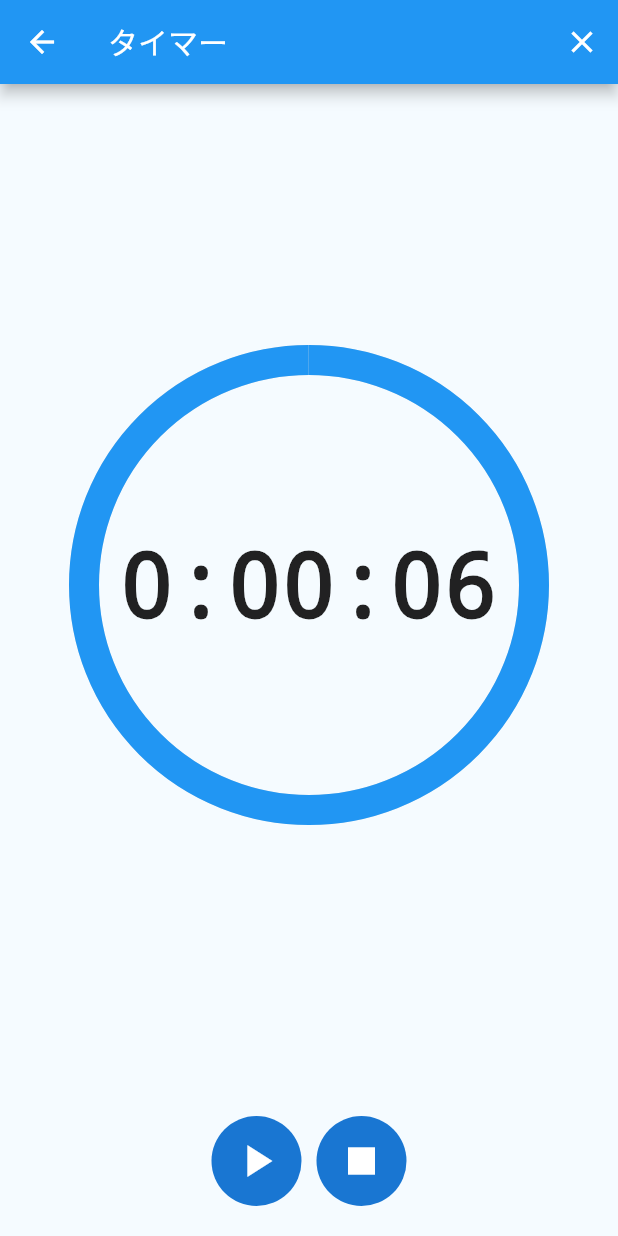
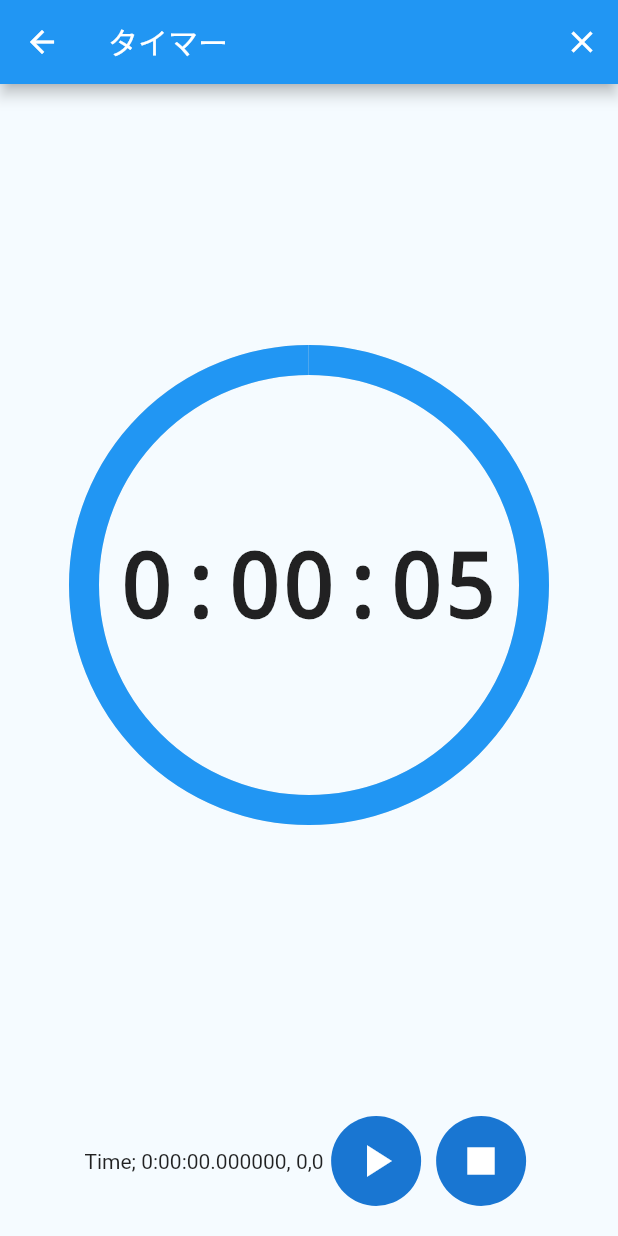
Before and after one commit to Mimimi-d/my-first-app, a Flutter app: the TimerPage screen opened directly, after a tap on the "play arrow" icon, after a tap on the "stop" icon, on a phone screen of 412 x 824 dp. Run offline on Flutter 3.47's test engine with Material 2 defaults, Android fonts, the phone set to English and light mode, and no system bars; our stand-ins replace cloud_firestore, firebase_auth, firebase_core, flutter_riverpod, table_calendar; missing offline and left inert: flutter_ringtone_player; accounts and stored records are empty.

Commit message:
creat countTimer

```diff
--- a/lib/ui/timer/timer_page.dart
+++ b/lib/ui/timer/timer_page.dart
@@ -14,32 +14,6 @@ import 'package:flutter/material.dart';
 import '../../widgets/round_button.dart';
 import 'package:flutter_ringtone_player/flutter_ringtone_player.dart';
 
-// class TimerPage extends StatelessWidget {
-//   @override
-//   Widget build(BuildContext context) {
-//     return Builder(builder: (context) {
-//       return Scaffold(
-//           appBar: AppBar(
-//             title: Text('タイマー'),
-//             actions: <Widget>[
-//               IconButton(
-//                 icon: Icon(Icons.close),
-//                 onPressed: () async {
-//                   await FirebaseAuth.instance.signOut();
-//                   await Navigator.of(context).pushReplacement(
-//                     MaterialPageRoute(builder: (context) {
-//                       return LoginPage();
-//                     }),
-//                   );
-//                 },
-//               ),
-//             ],
-//           ),
-//           body: Center(child: Text('aaa')));
-//     });
-//   }
-// }
-
 class TimerPage extends StatefulWidget {
   const TimerPage({Key? key}) : super(key: key);
 
@@ -52,6 +26,11 @@ class _CountdownPageState extends State<TimerPage>
   late AnimationController controller;
 
   bool isPlaying = false;
+
+  int countTime = 0;
+
+  final Stopwatch _timer = Stopwatch();
+  String duration = '';
 
   String get countText {
     Duration count = controller.duration! * controller.value;
@@ -73,11 +52,12 @@ class _CountdownPageState extends State<TimerPage>
     super.initState();
     controller = AnimationController(
       vsync: this,
-      duration: Duration(seconds: 6),
+      duration: const Duration(seconds: 5),
     );
 
     controller.addListener(() {
       notify();
+
       if (controller.isAnimating) {
         setState(() {
           progress = controller.value;
@@ -85,7 +65,10 @@ class _CountdownPageState extends State<TimerPage>
       } else {
         setState(() {
           progress = 1.0;
+          countTime += _timer.elapsed.inSeconds;
           isPlaying = false;
+          _timer.stop();
+          _timer.reset();
         });
       }
     });
@@ -101,10 +84,10 @@ class _CountdownPageState extends State<TimerPage>
   Widget build(BuildContext context) {
     return Scaffold(
       appBar: AppBar(
-        title: Text('タイマー'),
+        title: const Text('タイマー'),
         actions: <Widget>[
           IconButton(
-            icon: Icon(Icons.close),
+            icon: const Icon(Icons.close),
             onPressed: () async {
               await FirebaseAuth.instance.signOut();
               await Navigator.of(context).pushReplacement(
@@ -116,7 +99,7 @@ class _CountdownPageState extends State<TimerPage>
           ),
         ],
       ),
-      backgroundColor: Color(0xfff5fbff),
+      backgroundColor: const Color(0xfff5fbff),
       body: Column(
         children: [
           Expanded(
@@ -137,7 +120,7 @@ class _CountdownPageState extends State<TimerPage>
                     if (controller.isDismissed) {
                       showModalBottomSheet(
                         context: context,
-                        builder: (context) => Container(
+                        builder: (context) => SizedBox(
                           height: 300,
                           child: CupertinoTimerPicker(
                             initialTimerDuration: controller.duration!,
@@ -173,18 +156,23 @@ class _CountdownPageState extends State<TimerPage>
             child: Row(
               mainAxisAlignment: MainAxisAlignment.center,
               children: [
+                Text(
+                    "Time; ${_timer.elapsed}, ${_timer.elapsed.inSeconds},$countTime"),
                 GestureDetector(
                   onTap: () {
                     if (controller.isAnimating) {
                       controller.stop();
                       setState(() {
                         isPlaying = false;
+                        countTime += _timer.elapsed.inSeconds;
+                        _timer.stop();
                       });
                     } else {
                       controller.reverse(
                           from: controller.value == 0 ? 1.0 : controller.value);
                       setState(() {
                         isPlaying = true;
+                        _timer.start();
                       });
                     }
                   },
@@ -194,12 +182,17 @@ class _CountdownPageState extends State<TimerPage>
                 ),
                 GestureDetector(
                   onTap: () {
+                    if (isPlaying == true) {
+                      countTime += _timer.elapsed.inSeconds;
+                    }
+
                     controller.reset();
                     setState(() {
                       isPlaying = false;
+                      _timer.reset();
                     });
                   },
-                  child: RoundButton(
+                  child: const RoundButton(
                     icon: Icons.stop,
                   ),
                 ),
```
